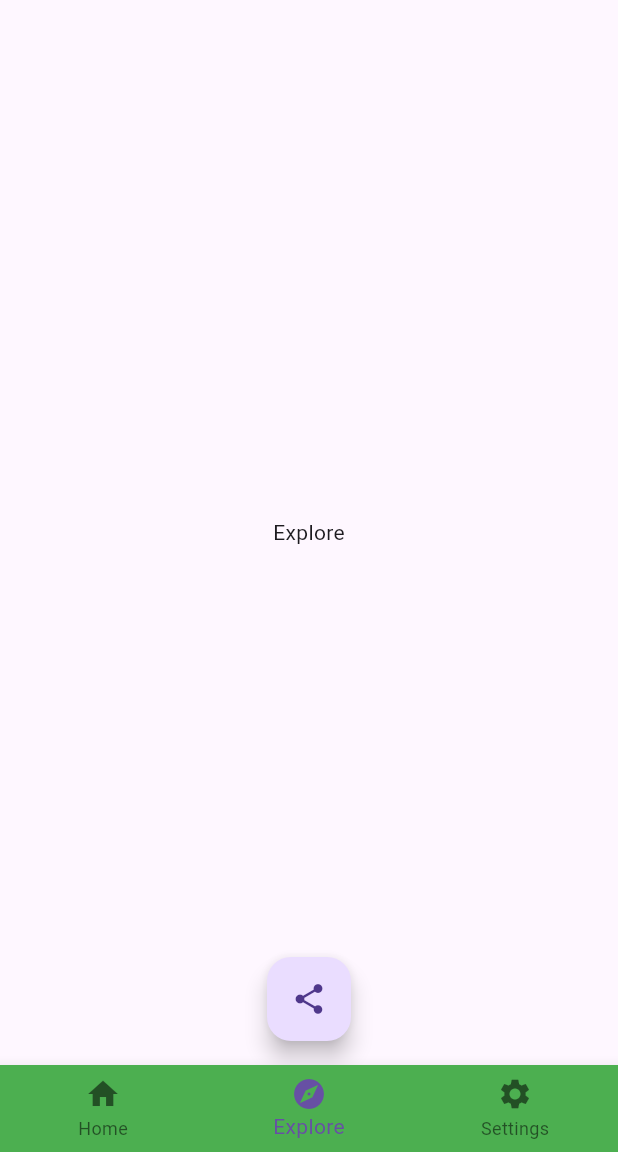
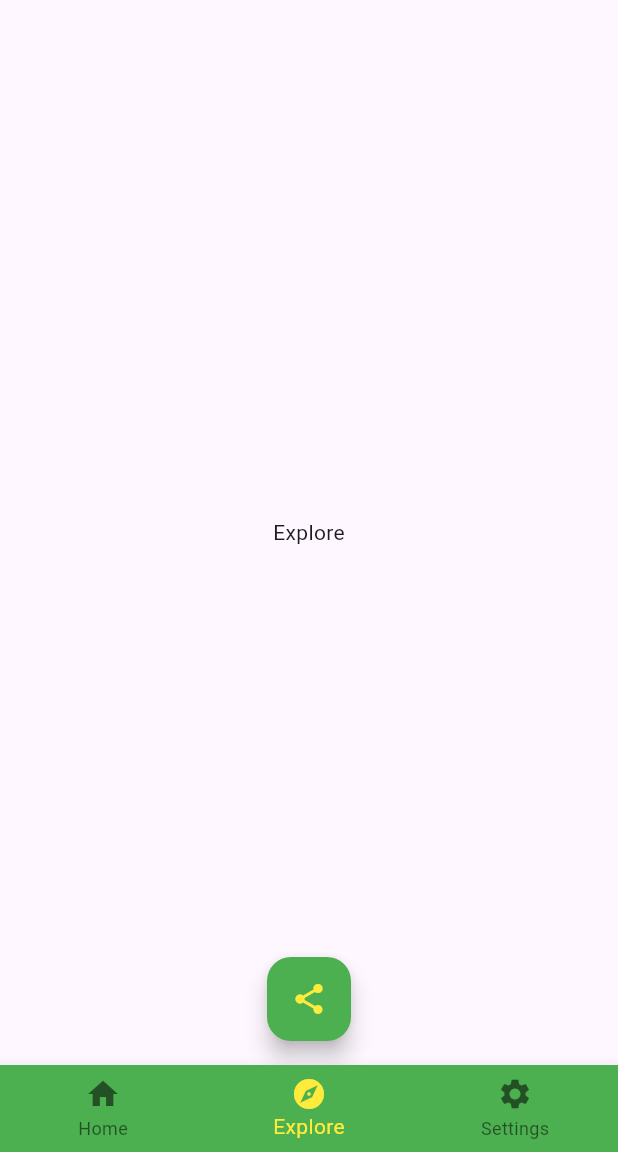
Before and after one commit to Neeraj1213/SnackChat, a Flutter app: the screen it shows after launch, on a phone screen of 412 x 824 dp, the part 84-1236 px from its top. Run offline on Flutter 3.47's test engine with Material 3 defaults, Android fonts, the phone set to English and light mode, and no system bars; our stand-ins replace share_plus.

Commit message:
Added theme for FloatingActionButton.

```diff
--- a/lib/main.dart
+++ b/lib/main.dart
@@ -65,7 +65,12 @@ class _MainAppState extends State<MainApp> {
                     foregroundColor: Colors.yellow
                 ),
                 bottomNavigationBarTheme: const BottomNavigationBarThemeData(
-                    backgroundColor: Colors.green
+                    backgroundColor: Colors.green,
+                    selectedItemColor: Colors.yellow
+                ),
+                floatingActionButtonTheme: const FloatingActionButtonThemeData(
+                    backgroundColor: Colors.green,
+                    foregroundColor: Colors.yellow
                 )
             ),
         );
```
